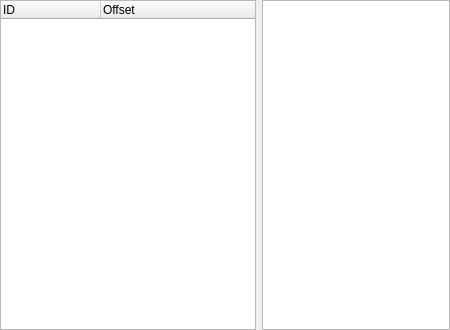
The window that PakEdit/childwin.ui (ymind/openhelbreath) describes before a commit, drawn with Qt 5.
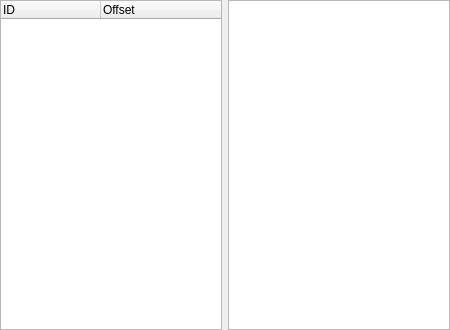
The same window after the commit.

Diff of the .ui file:
```diff
--- a/PakEdit/childwin.ui
+++ b/PakEdit/childwin.ui
@@ -62,6 +62,8 @@
     </widget>
    </item>
    <item>
+    <layout class="QVBoxLayout" name="verticalLayout_2">
+     <item>
     <widget class="QGraphicsView" name="graphicsView">
      <property name="sizePolicy">
       <sizepolicy hsizetype="Expanding" vsizetype="Expanding">
@@ -70,6 +72,8 @@
       </sizepolicy>
      </property>
     </widget>
+     </item>
+    </layout>
    </item>
   </layout>
  </widget>
```
Lines whose indentation alone changed are shown as unchanged.
